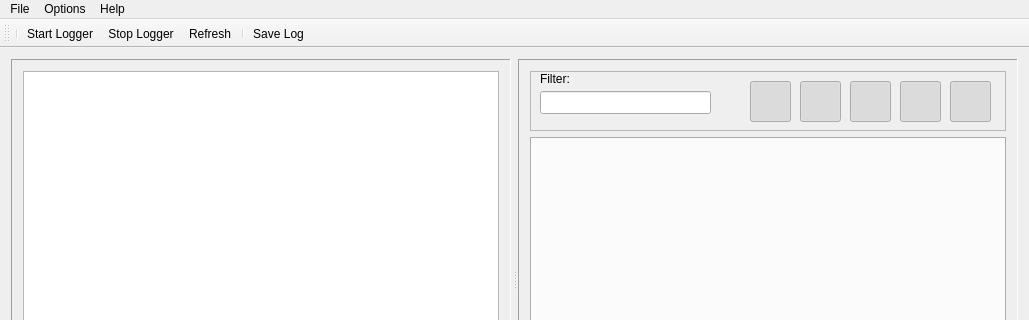
robotology/yarp, file src/yarplogger-qt/mainwindow.ui: the form before one commit; both pictures show x 0 to 1029 and y 0 to 320 of the 1029 by 532 pixel window.
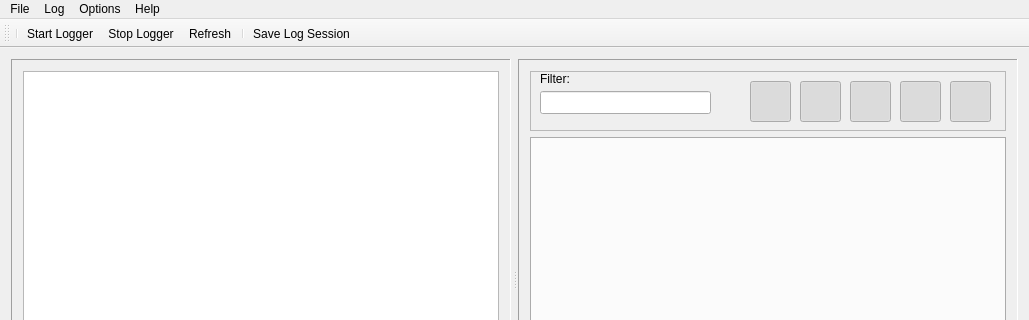
The form after the commit. Icons and pictures are not drawn. Custom widgets are drawn as their Qt base class.

Commit message: improved log sorting. Added log manu, with the same functionality of contextual menu (right click on the selected port). Still work in progress

Patch:
```diff
--- a/src/yarplogger-qt/mainwindow.ui
+++ b/src/yarplogger-qt/mainwindow.ui
@@ -495,7 +495,17 @@
     <addaction name="separator"/>
     <addaction name="actionAbout_QtYarpLogger_2"/>
    </widget>
+   <widget class="QMenu" name="menuLog">
+    <property name="title">
+     <string>Log</string>
+    </property>
+    <addaction name="actionClear_current_log"/>
+    <addaction name="actionExport_current_log_to_text_file"/>
+    <addaction name="actionDisable_current_log"/>
+    <addaction name="actionReset_current_log_error_warning_counters"/>
+   </widget>
    <addaction name="menuFile"/>
+   <addaction name="menuLog"/>
    <addaction name="menuOptions"/>
    <addaction name="menuHelp"/>
   </widget>
@@ -536,7 +546,7 @@
      <normaloff>:/new/prefix1/images/save_icon.png</normaloff>:/new/prefix1/images/save_icon.png</iconset>
    </property>
    <property name="text">
-    <string>Save Log</string>
+    <string>Save Log Session</string>
    </property>
   </action>
   <action name="actionLoad_Log">
```
Left out of the diff: 22 changed lines with no effect on the pictures. The commit also changes 8 other files.
